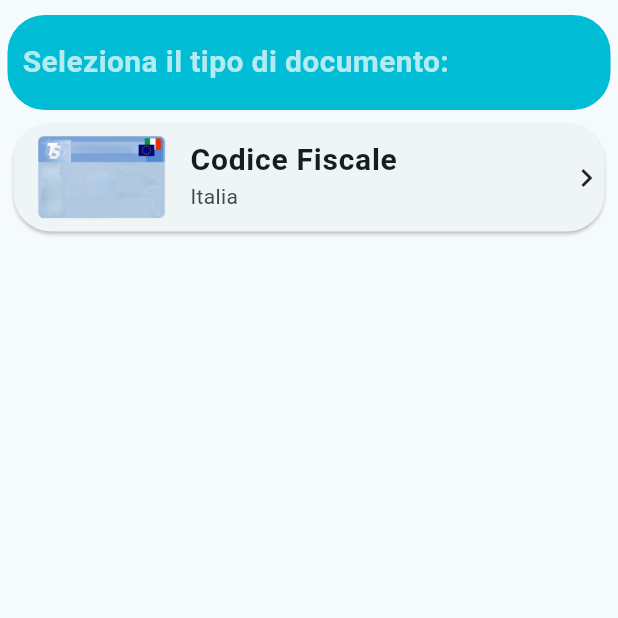
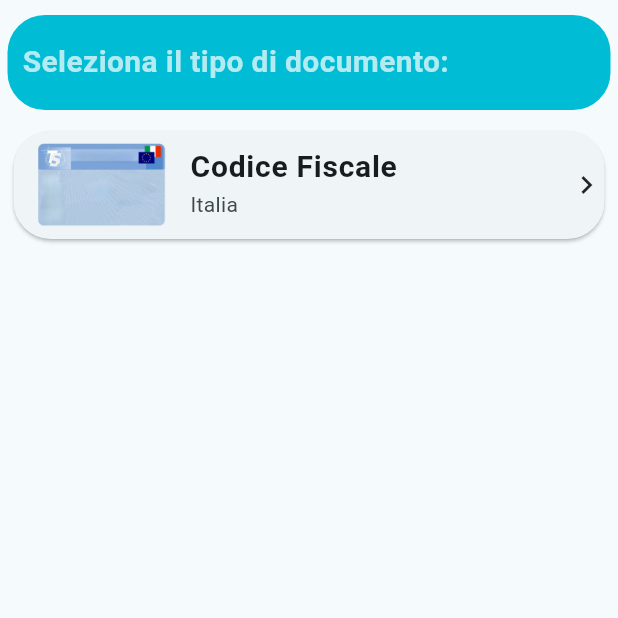
Before and after one commit to andreamonacelli/myidwallet_flutter, a Flutter app: the DocTypeSelectionPage screen opened by its route, on a phone screen of 412 x 824 dp, the top half of it. Run offline on Flutter 3.47's test engine with Material 3 defaults, Android fonts, the phone set to English and light mode, and no system bars; our stand-ins replace camera.

Commit message:
Initial Porting - did a bit of graphical refactoring

```diff
--- a/lib/routes/document_capture_page.dart
+++ b/lib/routes/document_capture_page.dart
@@ -47,7 +47,9 @@ class DocumentCapturePageState extends State<DocumentCapturePage> {
             return Column(
               children: [
                 HeaderTextCard("Scansiona il documento:", Colors.grey, Colors.black87),
-                CameraPreview(_cameraController),
+                Expanded(
+                  child: CameraPreview(_cameraController)
+                )
               ],
             );
           } else {
--- a/lib/widgets/header_text_card.dart
+++ b/lib/widgets/header_text_card.dart
@@ -20,7 +20,7 @@ class HeaderTextCard extends StatelessWidget{
     return Container(
       width: MediaQuery.of(context).size.width,
       height: MediaQuery.of(context).size.height / 13,
-      margin: EdgeInsets.fromLTRB(5, 10, 5, 0),
+      margin: EdgeInsets.fromLTRB(5, 10, 5, 5),
       decoration: ShapeDecoration(
         color: _backgroundColor,
         shape: RoundedRectangleBorder(
```
Also changed, not shown: pubspec.lock.
